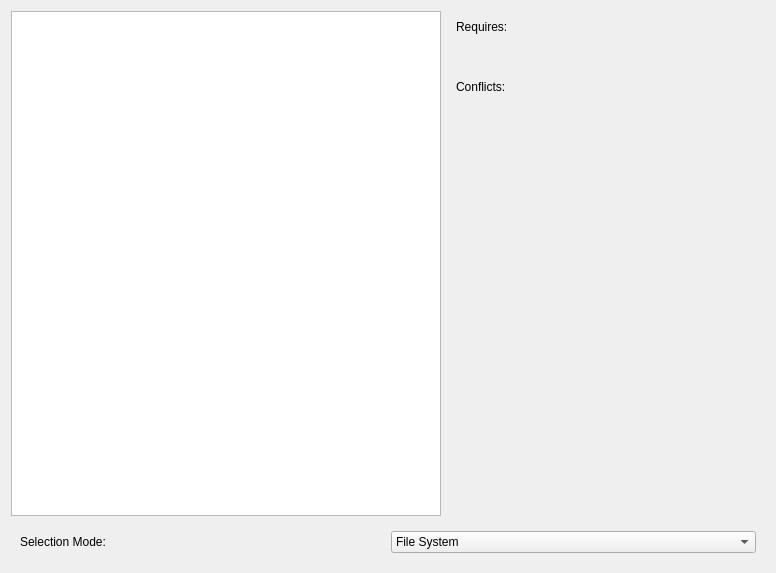
First picture: the form in src/libraries/wizard/select_component.ui, repository n7space/asn1scc.IDE, before the edit.
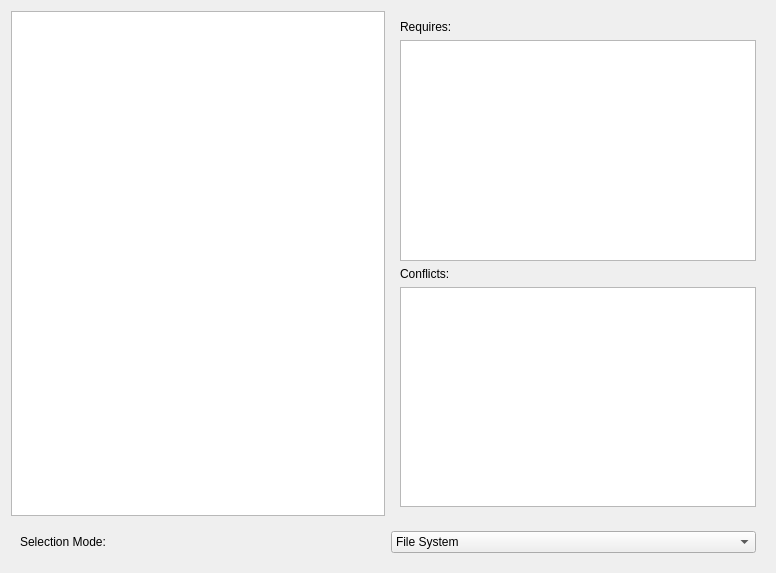
Second picture: the form after the edit.

Commit message: ASNIDE-248 Reworked how the requirements and conflicts list is shown in metadata library selection

Diff of the .ui file:
```diff
--- a/src/libraries/wizard/select_component.ui
+++ b/src/libraries/wizard/select_component.ui
@@ -79,6 +79,9 @@
      <property name="layoutDirection">
       <enum>Qt::LeftToRight</enum>
      </property>
+     <property name="frameShadow">
+      <enum>QFrame::Sunken</enum>
+     </property>
      <property name="tabKeyNavigation">
       <bool>false</bool>
      </property>
@@ -155,49 +158,32 @@
        </widget>
       </item>
       <item>
-       <widget class="QLabel" name="requiredItems">
-        <property name="sizePolicy">
-         <sizepolicy hsizetype="Fixed" vsizetype="Preferred">
-          <horstretch>0</horstretch>
-          <verstretch>0</verstretch>
-         </sizepolicy>
+       <widget class="QTreeWidget" name="requiresTree">
+        <property name="showDropIndicator" stdset="0">
+         <bool>true</bool>
         </property>
-        <property name="minimumSize">
-         <size>
-          <width>300</width>
-          <height>0</height>
-         </size>
+        <property name="rootIsDecorated">
+         <bool>true</bool>
         </property>
-        <property name="maximumSize">
-         <size>
-          <width>300</width>
-          <height>16777215</height>
-         </size>
+        <property name="itemsExpandable">
+         <bool>true</bool>
         </property>
-        <property name="text">
-         <string/>
+        <property name="expandsOnDoubleClick">
+         <bool>false</bool>
         </property>
-        <property name="wordWrap">
+        <attribute name="headerVisible">
+         <bool>false</bool>
+        </attribute>
+        <attribute name="headerStretchLastSection">
          <bool>true</bool>
-        </property>
+        </attribute>
+        <column>
+         <property name="text">
+          <string notr="true">1</string>
+         </property>
+        </column>
        </widget>
       </item>
-      <item>
-       <spacer name="verticalSpacer">
-        <property name="orientation">
-         <enum>Qt::Vertical</enum>
-        </property>
-        <property name="sizeType">
-         <enum>QSizePolicy::Preferred</enum>
-        </property>
-        <property name="sizeHint" stdset="0">
-         <size>
-          <width>20</width>
-          <height>20</height>
-         </size>
-        </property>
-       </spacer>
-      </item>
       <item>
        <widget class="QLabel" name="conflictLabel">
         <property name="sizePolicy">
@@ -212,52 +198,26 @@
        </widget>
       </item>
       <item>
-       <widget class="QLabel" name="conflictItems">
-        <property name="sizePolicy">
-         <sizepolicy hsizetype="Fixed" vsizetype="Preferred">
-          <horstretch>0</horstretch>
-          <verstretch>0</verstretch>
-         </sizepolicy>
+       <widget class="QTreeWidget" name="conflictsTree">
+        <property name="horizontalScrollMode">
+         <enum>QAbstractItemView::ScrollPerPixel</enum>
         </property>
-        <property name="minimumSize">
-         <size>
-          <width>300</width>
-          <height>0</height>
-         </size>
+        <property name="rootIsDecorated">
+         <bool>true</bool>
         </property>
-        <property name="maximumSize">
-         <size>
-          <width>300</width>
-          <height>16777215</height>
-         </size>
-        </property>
-        <property name="layoutDirection">
-         <enum>Qt::LeftToRight</enum>
-        </property>
-        <property name="text">
-         <string/>
-        </property>
-        <property name="wordWrap">
+        <property name="itemsExpandable">
          <bool>true</bool>
         </property>
+        <attribute name="headerVisible">
+         <bool>false</bool>
+        </attribute>
+        <column>
+         <property name="text">
+          <string notr="true">1</string>
+         </property>
+        </column>
        </widget>
       </item>
-      <item>
-       <spacer name="verticalSpacer_2">
-        <property name="orientation">
-         <enum>Qt::Vertical</enum>
-        </property>
-        <property name="sizeType">
-         <enum>QSizePolicy::Expanding</enum>
-        </property>
-        <property name="sizeHint" stdset="0">
-         <size>
-          <width>20</width>
-          <height>40</height>
-         </size>
-        </property>
-       </spacer>
-      </item>
      </layout>
     </widget>
    </item>
```
The commit also changes 4 other files.
